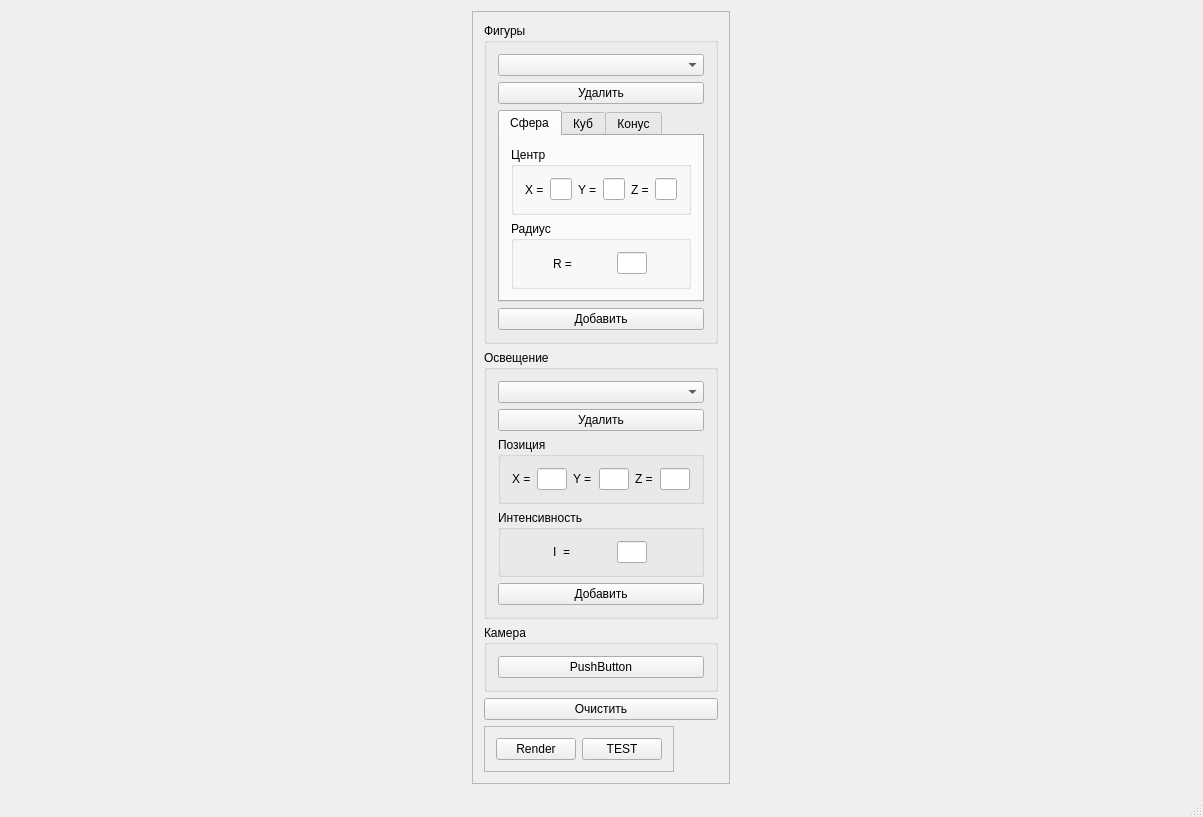
Qt form Course Work/CourseWork/mainwindow.ui (AirEM/university) before a commit.
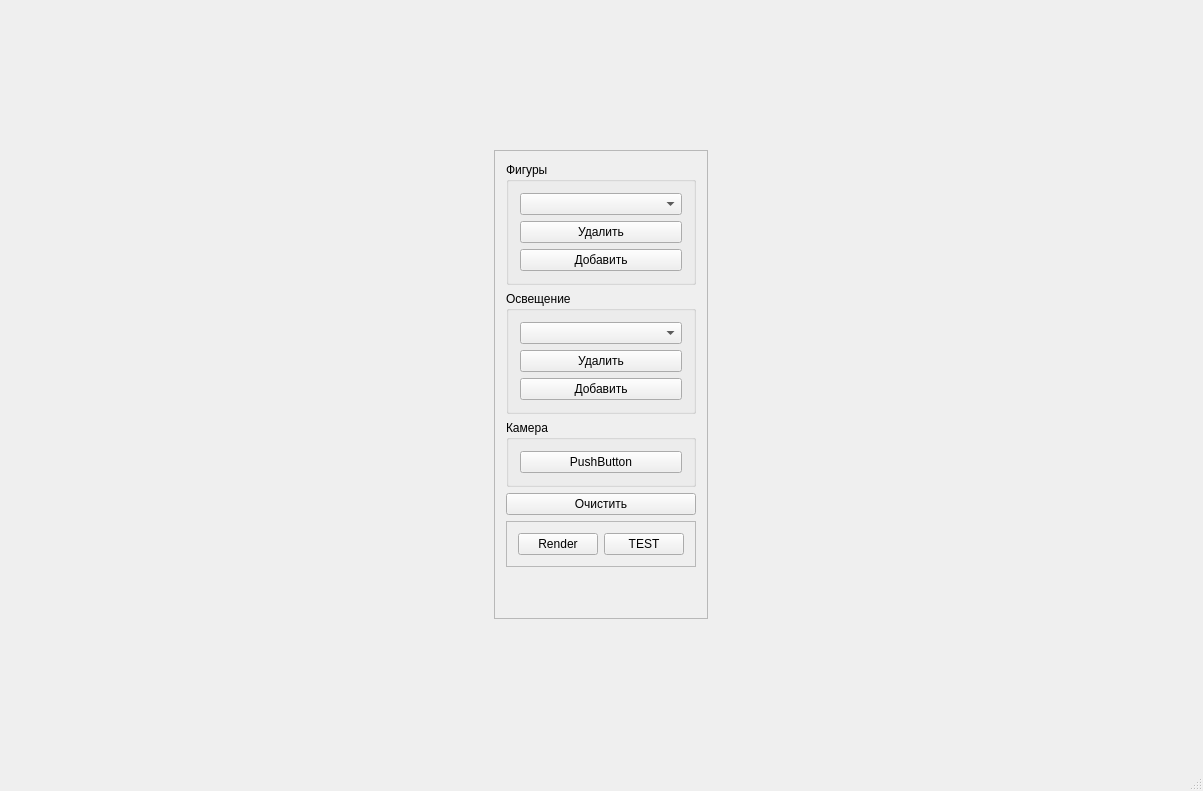
The same form after that commit.

The edit to the form file:
```diff
--- a/Course Work/CourseWork/mainwindow.ui
+++ b/Course Work/CourseWork/mainwindow.ui
@@ -52,158 +52,6 @@
             </property>
            </widget>
           </item>
-          <item>
-           <widget class="QTabWidget" name="figureTabWidget">
-            <property name="sizePolicy">
-             <sizepolicy hsizetype="Maximum" vsizetype="Maximum">
-              <horstretch>0</horstretch>
-              <verstretch>0</verstretch>
-             </sizepolicy>
-            </property>
-            <property name="currentIndex">
-             <number>0</number>
-            </property>
-            <widget class="QWidget" name="sphereTab">
-             <attribute name="title">
-              <string>Сфера</string>
-             </attribute>
-             <layout class="QVBoxLayout" name="verticalLayout_5">
-              <item>
-               <widget class="QGroupBox" name="shpereCentreGroupBox">
-                <property name="title">
-                 <string>Центр</string>
-                </property>
-                <layout class="QHBoxLayout" name="horizontalLayout_2">
-                 <item>
-                  <widget class="QLabel" name="xSphereLabel">
-                   <property name="text">
-                    <string>X =</string>
-                   </property>
-                  </widget>
-                 </item>
-                 <item>
-                  <widget class="QLineEdit" name="xSphereLineEdit">
-                   <property name="sizePolicy">
-                    <sizepolicy hsizetype="Maximum" vsizetype="Fixed">
-                     <horstretch>0</horstretch>
-                     <verstretch>0</verstretch>
-                    </sizepolicy>
-                   </property>
-                   <property name="maximumSize">
-                    <size>
-                     <width>30</width>
-                     <height>16777215</height>
-                    </size>
-                   </property>
-                  </widget>
-                 </item>
-                 <item>
-                  <widget class="QLabel" name="ySphereLabel">
-                   <property name="text">
-                    <string>Y =</string>
-                   </property>
-                  </widget>
-                 </item>
-                 <item>
-                  <widget class="QLineEdit" name="ySphereLineEdit">
-                   <property name="sizePolicy">
-                    <sizepolicy hsizetype="Maximum" vsizetype="Fixed">
-                     <horstretch>0</horstretch>
-                     <verstretch>0</verstretch>
-                    </sizepolicy>
-                   </property>
-                   <property name="maximumSize">
-                    <size>
-                     <width>30</width>
-                     <height>16777215</height>
-                    </size>
-                   </property>
-                  </widget>
-                 </item>
-                 <item>
-                  <widget class="QLabel" name="zSphereLabel">
-                   <property name="text">
-                    <string>Z =</string>
-                   </property>
-                  </widget>
-                 </item>
-                 <item>
-                  <widget class="QLineEdit" name="zSphereLineEdit">
-                   <property name="sizePolicy">
-                    <sizepolicy hsizetype="Maximum" vsizetype="Fixed">
-                     <horstretch>0</horstretch>
-                     <verstretch>0</verstretch>
-                    </sizepolicy>
-                   </property>
-                   <property name="maximumSize">
-                    <size>
-                     <width>30</width>
-                     <height>16777215</height>
-                    </size>
-                   </property>
-                  </widget>
-                 </item>
-                </layout>
-               </widget>
-              </item>
-              <item>
-               <widget class="QGroupBox" name="sphereRadiusGroupBox">
-                <property name="title">
-                 <string>Радиус</string>
-                </property>
-                <layout class="QHBoxLayout" name="horizontalLayout_5">
-                 <item>
-                  <widget class="QLabel" name="radiusSphereLabel">
-                   <property name="sizePolicy">
-                    <sizepolicy hsizetype="Maximum" vsizetype="Preferred">
-                     <horstretch>0</horstretch>
-                     <verstretch>0</verstretch>
-                    </sizepolicy>
-                   </property>
-                   <property name="maximumSize">
-                    <size>
-                     <width>30</width>
-                     <height>16777215</height>
-                    </size>
-                   </property>
-                   <property name="text">
-                    <string>R =</string>
-                   </property>
-                  </widget>
-                 </item>
-                 <item>
-                  <widget class="QLineEdit" name="radiusSphereLineEdit">
-                   <property name="sizePolicy">
-                    <sizepolicy hsizetype="Maximum" vsizetype="Fixed">
-                     <horstretch>0</horstretch>
-                     <verstretch>0</verstretch>
-                    </sizepolicy>
-                   </property>
-                   <property name="maximumSize">
-                    <size>
-                     <width>30</width>
-                     <height>16777215</height>
-                    </size>
-                   </property>
-                  </widget>
-                 </item>
-                </layout>
-               </widget>
-              </item>
-             </layout>
-            </widget>
-            <widget class="QWidget" name="CubeTab">
-             <attribute name="title">
-              <string>Куб</string>
-             </attribute>
-            </widget>
-            <widget class="QWidget" name="ConeTab">
-             <attribute name="title">
-              <string>Конус</string>
-             </attribute>
-            </widget>
-           </widget>
-          </item>
           <item>
            <widget class="QPushButton" name="addFigurePushButton">
             <property name="text">
@@ -230,143 +78,6 @@
             </property>
            </widget>
           </item>
-          <item>
-           <widget class="QGroupBox" name="lightPosGroupBox">
-            <property name="sizePolicy">
-             <sizepolicy hsizetype="Minimum" vsizetype="Minimum">
-              <horstretch>0</horstretch>
-              <verstretch>0</verstretch>
-             </sizepolicy>
-            </property>
-            <property name="title">
-             <string>Позиция</string>
-            </property>
-            <layout class="QHBoxLayout" name="horizontalLayout_6">
-             <item>
-              <widget class="QLabel" name="xLightLabel">
-               <property name="text">
-                <string>X =</string>
-               </property>
-              </widget>
-             </item>
-             <item>
-              <widget class="QLineEdit" name="xLineEdit">
-               <property name="sizePolicy">
-                <sizepolicy hsizetype="Maximum" vsizetype="Fixed">
-                 <horstretch>0</horstretch>
-                 <verstretch>0</verstretch>
-                </sizepolicy>
-               </property>
-               <property name="maximumSize">
-                <size>
-                 <width>30</width>
-                 <height>16777215</height>
-                </size>
-               </property>
-              </widget>
-             </item>
-             <item>
-              <widget class="QLabel" name="yLightLabel">
-               <property name="text">
-                <string>Y =</string>
-               </property>
-              </widget>
-             </item>
-             <item>
-              <widget class="QLineEdit" name="yLineEdit">
-               <property name="sizePolicy">
-                <sizepolicy hsizetype="Maximum" vsizetype="Fixed">
-                 <horstretch>0</horstretch>
-                 <verstretch>0</verstretch>
-                </sizepolicy>
-               </property>
-               <property name="maximumSize">
-                <size>
-                 <width>30</width>
-                 <height>16777215</height>
-                </size>
-               </property>
-              </widget>
-             </item>
-             <item>
-              <widget class="QLabel" name="zLightLabel">
-               <property name="text">
-                <string>Z =</string>
-               </property>
-              </widget>
-             </item>
-             <item>
-              <widget class="QLineEdit" name="zLineEdit">
-               <property name="sizePolicy">
-                <sizepolicy hsizetype="Maximum" vsizetype="Fixed">
-                 <horstretch>0</horstretch>
-                 <verstretch>0</verstretch>
-                </sizepolicy>
-               </property>
-               <property name="maximumSize">
-                <size>
-                 <width>30</width>
-                 <height>16777215</height>
-                </size>
-               </property>
-              </widget>
-             </item>
-            </layout>
-           </widget>
-          </item>
-          <item>
-           <widget class="QGroupBox" name="lightIntGroupBox">
-            <property name="sizePolicy">
-             <sizepolicy hsizetype="Minimum" vsizetype="Maximum">
-              <horstretch>0</horstretch>
-              <verstretch>0</verstretch>
-             </sizepolicy>
-            </property>
-            <property name="title">
-             <string>Интенсивность</string>
-            </property>
-            <layout class="QHBoxLayout" name="horizontalLayout_3">
-             <item>
-              <widget class="QLabel" name="intLightLabel">
-               <property name="sizePolicy">
-                <sizepolicy hsizetype="Maximum" vsizetype="Preferred">
-                 <horstretch>0</horstretch>
-                 <verstretch>0</verstretch>
-                </sizepolicy>
-               </property>
-               <property name="text">
-                <string>I  =</string>
-               </property>
-               <property name="alignment">
-                <set>Qt::AlignRight|Qt::AlignTrailing|Qt::AlignVCenter</set>
-               </property>
-              </widget>
-             </item>
-             <item>
-              <widget class="QLineEdit" name="intLineEdit">
-               <property name="sizePolicy">
-                <sizepolicy hsizetype="Maximum" vsizetype="Fixed">
-                 <horstretch>0</horstretch>
-                 <verstretch>0</verstretch>
-                </sizepolicy>
-               </property>
-               <property name="maximumSize">
-                <size>
-                 <width>30</width>
-                 <height>16777215</height>
-                </size>
-               </property>
-               <property name="layoutDirection">
-                <enum>Qt::LeftToRight</enum>
-               </property>
-               <property name="alignment">
-                <set>Qt::AlignLeading|Qt::AlignLeft|Qt::AlignVCenter</set>
-               </property>
-              </widget>
-             </item>
-            </layout>
-           </widget>
-          </item>
           <item>
            <widget class="QPushButton" name="addLightPushButton">
             <property name="text">
```
